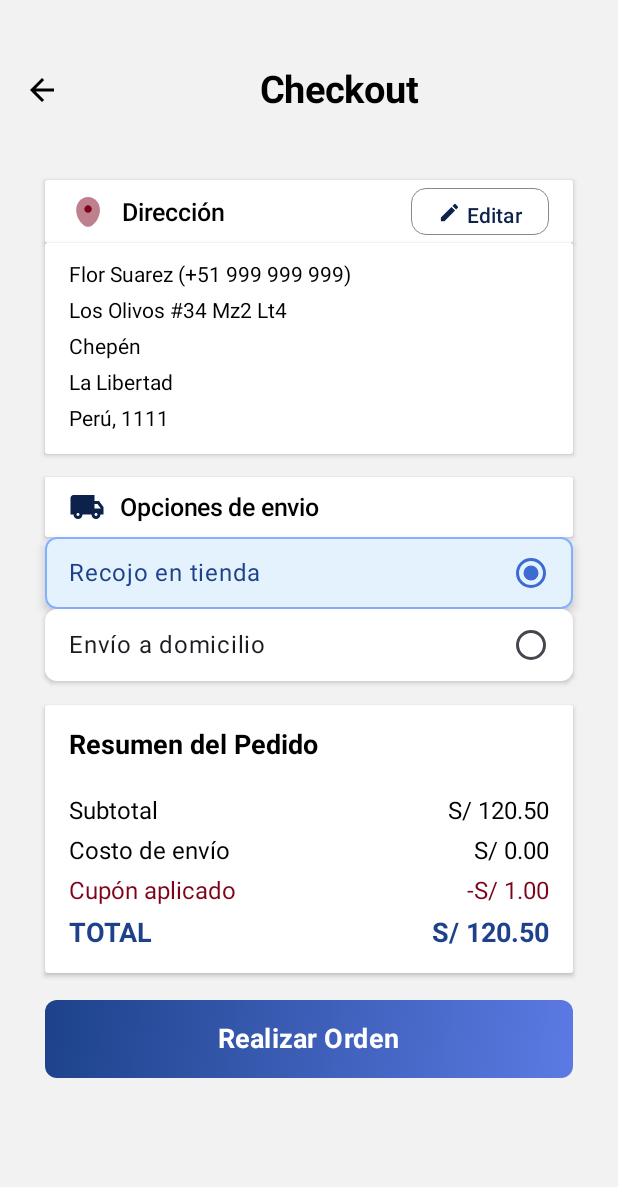
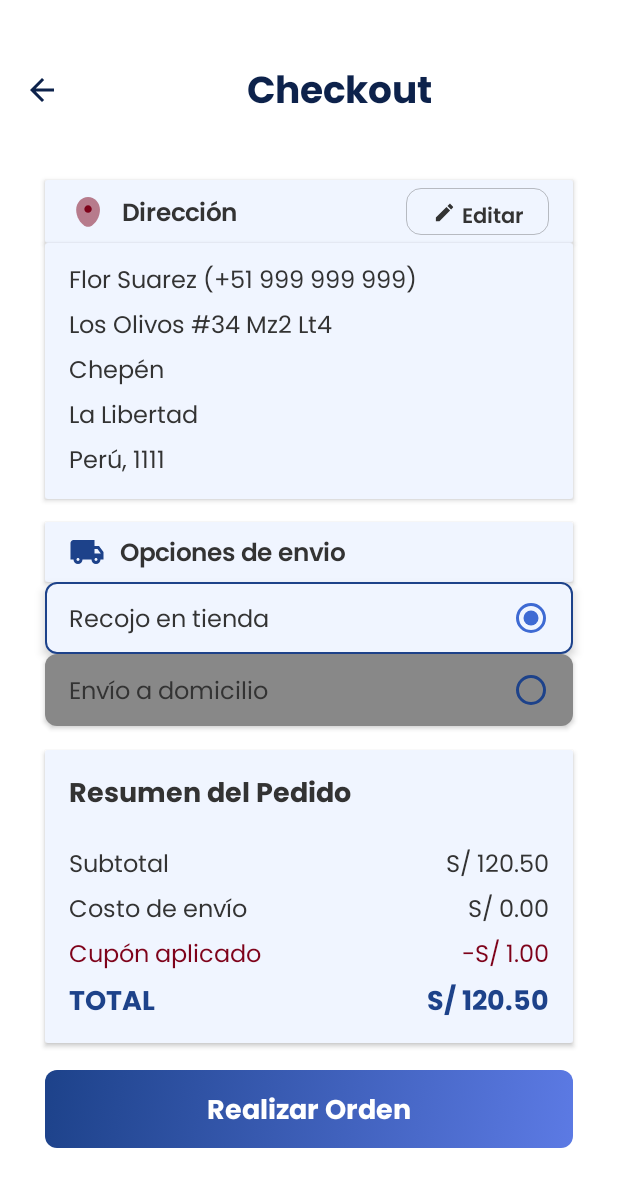
Before and after one commit to SkimerPM/JhomilMotors, an Android app built with Jetpack Compose: the @Preview function CheckoutScreenPreview, on a phone screen of 412 x 824 dp. Shown: the top 1187 px of the screen. Run offline under Robolectric (Android 15) with nearby library versions, the phone set to English and light mode, and no system bars.

Commit message:
feat: Se completan las pantallas de Checkout y Pago con el tema de la aplicacion

```diff
--- a/app/src/main/java/com/jhomilmotors/jhomilmotorsfff/MainActivity.kt
+++ b/app/src/main/java/com/jhomilmotors/jhomilmotorsfff/MainActivity.kt
@@ -82,7 +82,7 @@
                         .fillMaxSize()
                         .padding(innerPadding)
                     ) {
-                        Principal()
+                        CheckoutScreen()
                     }
                 }
             }
--- /dev/null
+++ b/app/src/main/java/com/jhomilmotors/jhomilmotorsfff/ui/screens/DetailsProduct/DetailProducto.kt
@@ -0,0 +1 @@
+package com.jhomilmotors.jhomilmotorsfff.ui.screens.DetailsProduct
--- a/app/src/main/java/com/jhomilmotors/jhomilmotorsfff/ui/screens/checkout/CheckoutScreen.kt
+++ b/app/src/main/java/com/jhomilmotors/jhomilmotorsfff/ui/screens/checkout/CheckoutScreen.kt
@@ -1,6 +1,4 @@
 package com.jhomilmotors.jhomilmotorsfff.ui.screens.checkout
-
-
 import androidx.compose.animation.core.copy
 import androidx.compose.foundation.BorderStroke
 import androidx.compose.foundation.background
@@ -54,42 +52,34 @@
 import com.jhomilmotors.jhomilmotorsfff.ui.screens.Payment.AditionalCostsSummary
 import com.jhomilmotors.jhomilmotorsfff.ui.theme.JhomilMotorsShopTheme
 
+
 @Composable
 fun CheckoutScreen() {
     var selectedShippingOption by remember { mutableStateOf(ShippingOption.PICKUP) }
-
-
-
-    // Valores de ejemplo para los precios
     val subtotal = 120.50
     val shippingCost = if (selectedShippingOption == ShippingOption.DELIVERY) 15.00 else 0.00
     val total = subtotal + shippingCost
     val Descuento = 1.00
+
     Column(
         modifier = Modifier
             .fillMaxSize()
-            .background(Color(0xFFF2F2F2))
+            .background(MaterialTheme.colorScheme.background)
     ) {
         Header()
         AddressSection()
         Direction()
         ShippingSection()
-
-        // Llamadas a las opciones de vnvío
         FirstShippingOptions(
             isSelected = selectedShippingOption == ShippingOption.PICKUP,
             onOptionSelected = { selectedShippingOption = ShippingOption.PICKUP }
         )
-
         SecondShippingOptions(
             isSelected = selectedShippingOption == ShippingOption.DELIVERY,
             onOptionSelected = { selectedShippingOption = ShippingOption.DELIVERY }
         )
-
         Spacer(modifier = Modifier.width(250.dp))
-
         CheckoutSummary(subtotal, shippingCost, total, Descuento)
-
         RealizarOrdenButton(onClick={
             println("Pedido Realizado")
         })
@@ -109,7 +99,7 @@
             imageVector = Icons.Default.ArrowBack,
             contentDescription = "Volver",
             modifier = Modifier.padding(start = 16.dp),
-            tint = Color.Black
+            tint = MaterialTheme.colorScheme.onBackground
         )
         Text(
             text = "Checkout",
@@ -117,7 +107,7 @@
             fontWeight = FontWeight.Bold,
             modifier = Modifier.weight(1f),
             textAlign = TextAlign.Center,
-            color = Color.Black
+            color = MaterialTheme.colorScheme.onBackground
         )
     }
 }
@@ -131,7 +121,7 @@
         shape = RoundedCornerShape(2.dp),
         elevation = CardDefaults.cardElevation(defaultElevation = 2.dp),
         colors = CardDefaults.cardColors(
-            containerColor = Color.White
+            containerColor = MaterialTheme.colorScheme.surface
         )
     ) {
         Row(
@@ -148,7 +138,7 @@
                 Icon(
                     painter = painterResource(id = R.drawable.location_icon),
                     contentDescription = "Localizador icono",
-                    tint = Color(0xFF7E021A)
+                    tint = MaterialTheme.colorScheme.secondary
 
                 )
                 Spacer(modifier = Modifier.width(10.dp))
@@ -156,18 +146,11 @@
                     text = "Dirección",
                     fontWeight = FontWeight.SemiBold,
                     fontSize = 16.5.sp,
-                    color = Color.Black
+                    color = MaterialTheme.colorScheme.onSurface
                 )
 
             }
-
-
-            // Icono de pin de ubicación
-            // Textos de dirección
-            // Botón Editar
-
             EditButton(onClick = {
-
             })
         }
 
@@ -178,7 +161,7 @@
 @Composable
 fun EditButton(onClick: () -> Unit) {
     val cornerRadius = 10.dp
-    val borderColor = Color.Gray
+    val borderColor =MaterialTheme.colorScheme.outline
     val borderWidth = 0.5.dp
     TextButton(
         onClick = onClick,
@@ -191,7 +174,7 @@
             .padding(horizontal = 5.dp),
             shape = RoundedCornerShape(cornerRadius),
         colors = ButtonDefaults.textButtonColors(
-            contentColor = Color(0xFF0D224B)
+            contentColor = MaterialTheme.colorScheme.onSurface
         )
     ){
         Row (
@@ -225,7 +208,7 @@
         shape = RoundedCornerShape(2.dp),
         elevation = CardDefaults.cardElevation(defaultElevation = 2.dp),
         colors = CardDefaults.cardColors(
-            containerColor = Color.White
+            MaterialTheme.colorScheme.surface
         )
     ) {
         Row(
@@ -240,22 +223,22 @@
                 Spacer(modifier = Modifier.height(8.dp))
 
                 Text("Flor Suarez (+51 999 999 999)",
-                    color = Color.Black)
+                    color= MaterialTheme.colorScheme.onSurface)
                 Spacer(modifier = Modifier.height(8.dp))
                 Text("Los Olivos #34 Mz2 Lt4",
-                    color = Color.Black)
+                    color= MaterialTheme.colorScheme.onSurface)
                 Spacer(modifier = Modifier.height(8.dp))
 
                 Text("Chepén",
-                    color = Color.Black)
+                    color= MaterialTheme.colorScheme.onSurface)
                 Spacer(modifier = Modifier.height(8.dp))
 
                 Text("La Libertad",
-                    color = Color.Black)
+                    color= MaterialTheme.colorScheme.onSurface)
                 Spacer(modifier = Modifier.height(8.dp))
 
                 Text("Perú, 1111",
-                    color = Color.Black)
+                    color = MaterialTheme.colorScheme.onSurface)
                 Spacer(modifier = Modifier.height(10.dp))
 
 
@@ -280,7 +263,7 @@
         shape = RoundedCornerShape(2.dp),
         elevation = CardDefaults.cardElevation(defaultElevation = 2.dp),
         colors = CardDefaults.cardColors(
-            containerColor = Color.White
+            containerColor = MaterialTheme.colorScheme.surface
         )
     ) {
         Row(
@@ -298,7 +281,7 @@
                 Icon(
                     painter = painterResource(id = R.drawable.shipping_icon),
                     contentDescription = "Localizador icono",
-                    tint = Color(0xFF0D224B)
+                    tint = MaterialTheme.colorScheme.primary
 
                 )
                 Spacer(modifier = Modifier.width(10.dp))
@@ -306,7 +289,7 @@
                     text = "Opciones de envio",
                     fontWeight = FontWeight.SemiBold,
                     fontSize = 16.5.sp,
-                    color = Color.Black
+                    color = MaterialTheme.colorScheme.onSurface
                 )
 
             }
@@ -336,10 +319,9 @@
         shape = RoundedCornerShape(8.dp),
         elevation = CardDefaults.cardElevation(defaultElevation = if (isSelected) 4.dp else 2.dp),
         colors = CardDefaults.cardColors(
-            // Cambia el color de fondo si está seleccionado para mejor feedback
-            containerColor = if (isSelected) Color(0xFFE3F2FD)   else Color.White
+            containerColor = if (isSelected) MaterialTheme.colorScheme.surface else Color.Gray
         ),
-        border = if (isSelected) BorderStroke(1.dp, Color(0xFF84AEFF) ) else null
+        border = if (isSelected) BorderStroke(1.dp, MaterialTheme.colorScheme.primary ) else null
     ) {
         Row(
             modifier = Modifier
@@ -351,7 +333,7 @@
             Text(
                 text = "Recojo en tienda",
                 style = MaterialTheme.typography.bodyLarge,
-                color = if (isSelected)Color(0xFF1D428A)  else MaterialTheme.colorScheme.onSurface,
+                color = MaterialTheme.colorScheme.onSurface,
                 modifier = Modifier.weight(1f)
             )
 
@@ -383,33 +365,31 @@
         shape = RoundedCornerShape(8.dp),
         elevation = CardDefaults.cardElevation(defaultElevation = if (isSelected) 4.dp else 2.dp),
         colors = CardDefaults.cardColors(
-            containerColor = if (isSelected) Color(0xFFE3F2FD) else Color.White
+            containerColor = if (isSelected) MaterialTheme.colorScheme.surface else Color.Gray
         ),
-        border = if (isSelected) BorderStroke(1.5.dp, Color(0xFFE3F2FD) ) else null
+        border = if (isSelected) BorderStroke(1.5.dp, MaterialTheme.colorScheme.primary ) else null
     ) {
-
         Row(
             modifier = Modifier
                 .fillMaxWidth()
                 .padding(horizontal = 16.dp, vertical = 12.dp),
             verticalAlignment = Alignment.CenterVertically
         ) {
-
             Text(
                 text = "Envío a domicilio",
                 style = MaterialTheme.typography.bodyLarge,
-                color = if (isSelected) Color(0xFF1D428A)  else MaterialTheme.colorScheme.onSurface,
+                color = MaterialTheme.colorScheme.onSurface,
                 modifier = Modifier.weight(1f)
             )
             RadioButton(
                 selected = isSelected,
                 onClick = null, // El clic se maneja en la Card
                 colors = RadioButtonDefaults.colors(
-                    selectedColor = Color(0xFF3E6AD3)
+                    selectedColor = MaterialTheme.colorScheme.primary,
+                    unselectedColor = MaterialTheme.colorScheme.primary
                 )
             )
             //Spacer(Modifier.width(16.dp))
-
         }
     }
 }
@@ -428,7 +408,7 @@
         shape = RoundedCornerShape(2.dp),
         elevation = CardDefaults.cardElevation(defaultElevation = 2.dp),
         colors = CardDefaults.cardColors(
-            containerColor = Color.White
+            containerColor = MaterialTheme.colorScheme.surface
         )
     ) {
         Column(
@@ -437,7 +417,8 @@
                 .padding(16.dp),
             verticalArrangement = Arrangement.spacedBy(8.dp)
         ) {
-            Text("Resumen del Pedido", fontWeight = FontWeight.Bold, fontSize = 18.sp, color = Color.Black)
+            Text("Resumen del Pedido", fontWeight = FontWeight.Bold, fontSize = 18.sp,
+                color = MaterialTheme.colorScheme.onSurface)
             Spacer(modifier = Modifier.height(8.dp))
 
             // Subtotal
@@ -460,8 +441,6 @@
     }
 }
 
-// --------------------------------------------------------------------------------------------------
-
 @Composable
 fun PriceRow(label: String, amount: Double, isTotal: Boolean = false) {
     val isDiscountRow = label == "Cupón aplicado"
@@ -469,9 +448,9 @@
 
 
     val textColor = when {
-        hasActiveDiscount -> Color(0xFF7E021A)
-        isTotal -> Color(0xFF1D428A)
-        else -> Color.Black
+        hasActiveDiscount -> MaterialTheme.colorScheme.secondary
+        isTotal -> MaterialTheme.colorScheme.primary
+        else -> MaterialTheme.colorScheme.onSurface
     }
 
     // Formato del texto para el monto
@@ -555,5 +534,6 @@
 @Preview(showBackground = true)
 @Composable
 fun CheckoutScreenPreview() {
+    JhomilMotorsShopTheme (darkTheme = false){
     CheckoutScreen()
-}
+}}
--- a/app/src/main/java/com/jhomilmotors/jhomilmotorsfff/ui/theme/Color.kt
+++ b/app/src/main/java/com/jhomilmotors/jhomilmotorsfff/ui/theme/Color.kt
@@ -1,5 +1,7 @@
 package com.jhomilmotors.jhomilmotorsfff.ui.theme
 
+import androidx.compose.material3.darkColorScheme
+import androidx.compose.material3.lightColorScheme
 import androidx.compose.ui.graphics.Color
 
 //val RedPrimary = Color(0xFF7E021A)
```
Also changed, not shown: app/src/main/java/com/jhomilmotors/jhomilmotorsfff/ui/screens/Payment/PaymentMethods.kt (+25 -21 lines).
